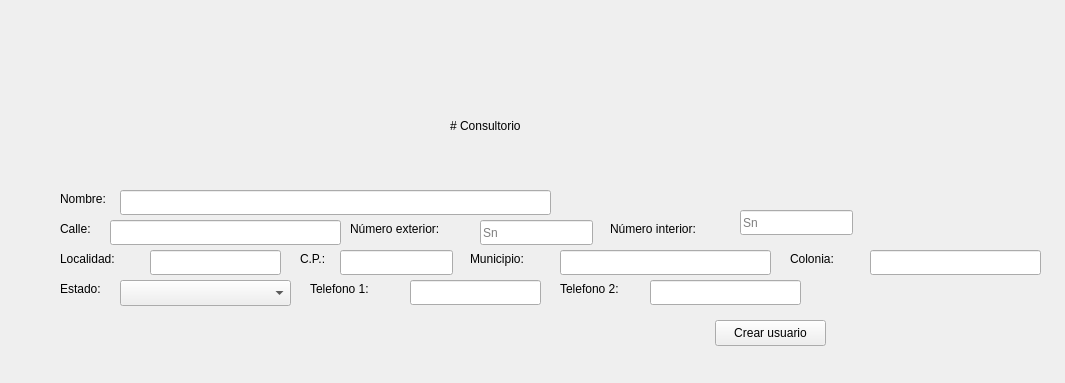
The window that Documentacion/QtDesigner/consultorio_crear.ui (AsgardUtvt/ProyectoIntegrador1) describes before a commit, drawn with Qt 5.
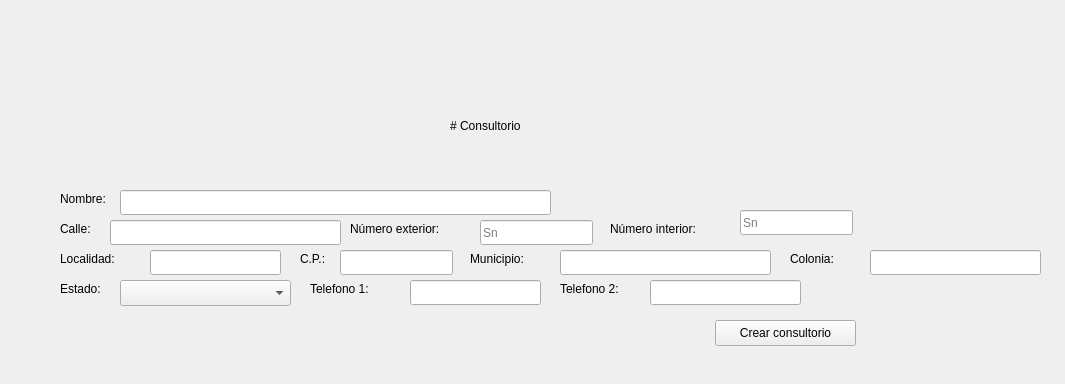
The same window after the commit.

Commit message: Add: Se sube logica de crear_conusltorio, usuario y login terminanda

The edit to the form file:
```diff
--- a/Documentacion/QtDesigner/consultorio_crear.ui
+++ b/Documentacion/QtDesigner/consultorio_crear.ui
@@ -7,7 +7,7 @@
     <x>0</x>
     <y>0</y>
     <width>1065</width>
-    <height>383</height>
+    <height>384</height>
    </rect>
   </property>
   <property name="windowTitle">
@@ -191,12 +191,12 @@
     <rect>
      <x>715</x>
      <y>320</y>
-     <width>111</width>
+     <width>141</width>
      <height>26</height>
     </rect>
    </property>
    <property name="text">
-    <string>Crear usuario</string>
+    <string>Crear consultorio</string>
    </property>
   </widget>
   <widget class="QLabel" name="label_6">
```
Left out of the diff: 2 changed lines with no effect on the pictures. The commit also changes 20 other files.
